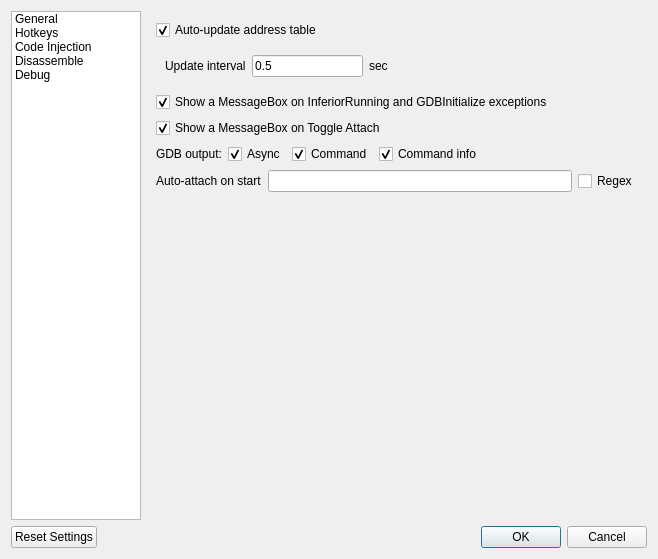
Old version of the form GUI/SettingsDialog.ui in the repository korcankaraokcu/PINCE.
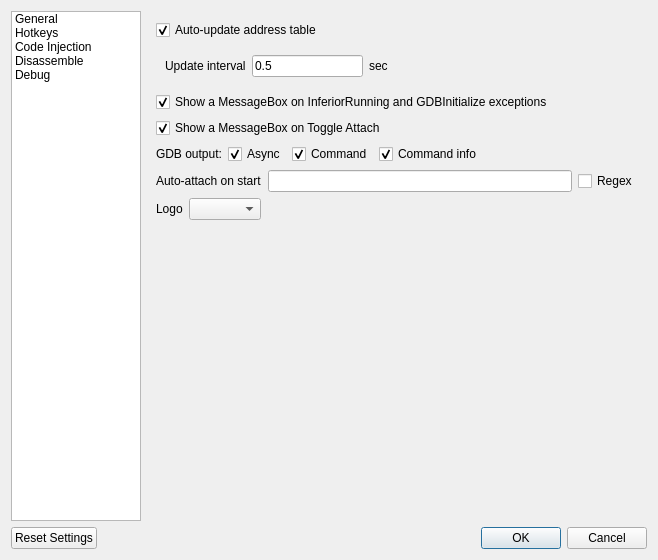
New version of the form.

Commit message: Added an option to select logos #70 #71

```diff
--- a/GUI/SettingsDialog.ui
+++ b/GUI/SettingsDialog.ui
@@ -7,13 +7,13 @@
     <x>0</x>
     <y>0</y>
     <width>652</width>
-    <height>559</height>
+    <height>560</height>
    </rect>
   </property>
   <property name="windowTitle">
    <string>Settings</string>
   </property>
-  <layout class="QGridLayout" name="gridLayout_2">
+  <layout class="QGridLayout" name="gridLayout">
    <item row="0" column="0">
     <layout class="QVBoxLayout" name="verticalLayout">
      <item>
@@ -71,7 +71,7 @@
           <number>0</number>
          </property>
          <widget class="QWidget" name="page">
-          <layout class="QGridLayout" name="gridLayout">
+          <layout class="QGridLayout" name="gridLayout_2">
            <item row="0" column="0">
             <layout class="QVBoxLayout" name="verticalLayout_5">
              <item>
@@ -238,6 +238,33 @@
                </item>
               </layout>
              </item>
+             <item>
+              <layout class="QHBoxLayout" name="horizontalLayout_15">
+               <item>
+                <widget class="QLabel" name="label_11">
+                 <property name="text">
+                  <string>Logo</string>
+                 </property>
+                </widget>
+               </item>
+               <item>
+                <widget class="QComboBox" name="comboBox_Logo"/>
+               </item>
+               <item>
+                <spacer name="horizontalSpacer_8">
+                 <property name="orientation">
+                  <enum>Qt::Horizontal</enum>
+                 </property>
+                 <property name="sizeHint" stdset="0">
+                  <size>
+                   <width>40</width>
+                   <height>20</height>
+                  </size>
+                 </property>
+                </spacer>
+               </item>
+              </layout>
+             </item>
              <item>
               <spacer name="verticalSpacer_2">
                <property name="orientation">
```
The commit also changes 3 other files.
